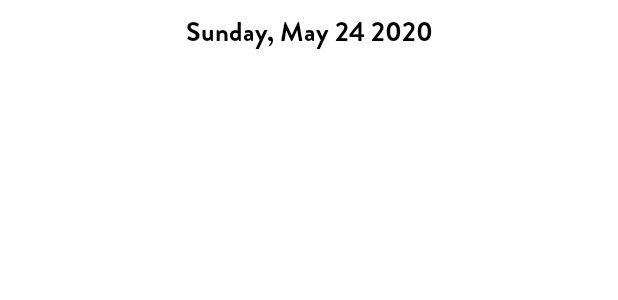
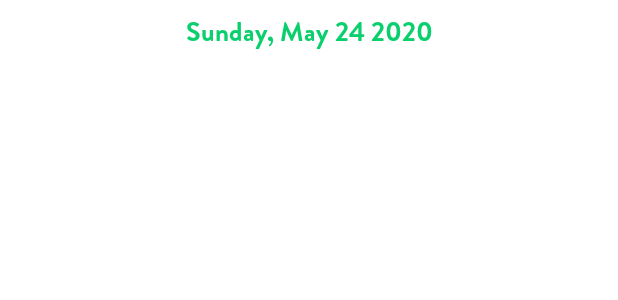
Before and after one commit to pratikKataria/collage_Library_App, an Android app: the layout cardview_date_header.xml on its own in the app's theme, with its tools: preview values and no code run, on a phone screen of 412 x 824 dp. Shown: the top 300 px of the screen. Run offline under Robolectric (Android 15) with nearby library versions, the phone set to English and light mode, and no system bars.

```diff
--- a/app/build.gradle
+++ b/app/build.gradle
@@ -52,10 +52,10 @@ dependencies {
     implementation 'com.airbnb.android:lottie:3.2.2'
 
     //google material library
-    implementation 'com.google.android.material:material:1.1.0'
+    implementation 'com.google.android.material:material:1.2.0-alpha06'
 
     //constraint layout library
-    implementation "androidx.constraintlayout:constraintlayout:2.0.0-beta5"
+    implementation "androidx.constraintlayout:constraintlayout:2.0.0-beta6"
 
     //firebase repo
     implementation 'com.google.firebase:firebase-core:17.4.1'
@@ -72,6 +72,8 @@ dependencies {
 
     implementation 'com.google.android:flexbox:2.0.1'
 
+    implementation "androidx.transition:transition:1.3.1"
+
     implementation 'androidx.legacy:legacy-support-v4:1.0.0'
     testImplementation 'junit:junit:4.12'
     androidTestImplementation 'androidx.test.ext:junit:1.1.1'
--- a/app/src/main/res/layout/cardview_date_header.xml
+++ b/app/src/main/res/layout/cardview_date_header.xml
@@ -1,7 +1,6 @@
 <?xml version="1.0" encoding="utf-8"?>
 <layout xmlns:android="http://schemas.android.com/apk/res/android"
-    xmlns:app="http://schemas.android.com/apk/res-auto"
-    xmlns:tools="http://schemas.android.com/tools">
+    xmlns:app="http://schemas.android.com/apk/res-auto">
 
     <data>
         <variable
@@ -16,14 +15,15 @@
         <TextView
             android:layout_width="wrap_content"
             android:layout_height="wrap_content"
-            android:layout_marginTop="8dp"
             android:fontFamily="@font/brandon_bld"
-            android:textColor="@android:color/black"
+            android:text="Sunday, May 24 2020"
+            android:textColor="#09CF6C"
             android:textSize="18sp"
+            android:layout_margin="8dp"
+            app:layout_constraintBottom_toBottomOf="parent"
             app:layout_constraintEnd_toEndOf="parent"
             app:layout_constraintStart_toStartOf="parent"
-            app:layout_constraintTop_toTopOf="parent"
-            tools:text="Sunday, May 24 2020" />
+            app:layout_constraintTop_toTopOf="parent" />
 
     </androidx.constraintlayout.widget.ConstraintLayout>
 </layout>
--- a/app/src/main/res/layout/fragment_main.xml
+++ b/app/src/main/res/layout/fragment_main.xml
@@ -107,6 +107,7 @@
                             android:layout_width="wrap_content"
                             android:layout_height="wrap_content"
                             android:src="@drawable/ic_qr_code"
+                            android:transitionName="shared_container"
                             app:layout_constraintBottom_toBottomOf="parent"
                             app:layout_constraintEnd_toEndOf="parent"
                             app:layout_constraintStart_toStartOf="parent"
```
Also changed, not shown: app/src/main/AndroidManifest.xml (+6 -6 lines), app/src/main/java/com/tricky_tweaks/library/main/MainFragment.java (+8 -1 lines), app/src/main/java/com/tricky_tweaks/library/scanner/ScannerFragment.java (+7 -1 lines), app/src/main/java/com/tricky_tweaks/library/scanner/ScannerRepository.java (+12 -12 lines), app/src/main/res/layout/cardview_scanner.xml (+8 -6 lines), app/src/main/res/layout/fragment_scanner.xml (+5 -2 lines).
